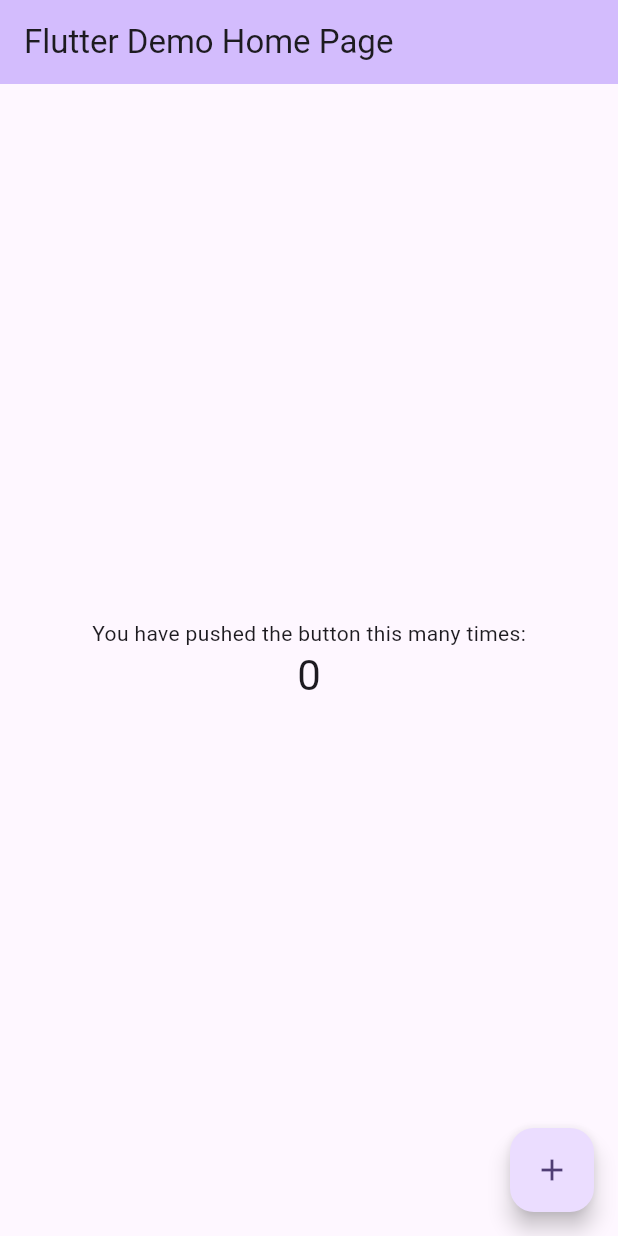
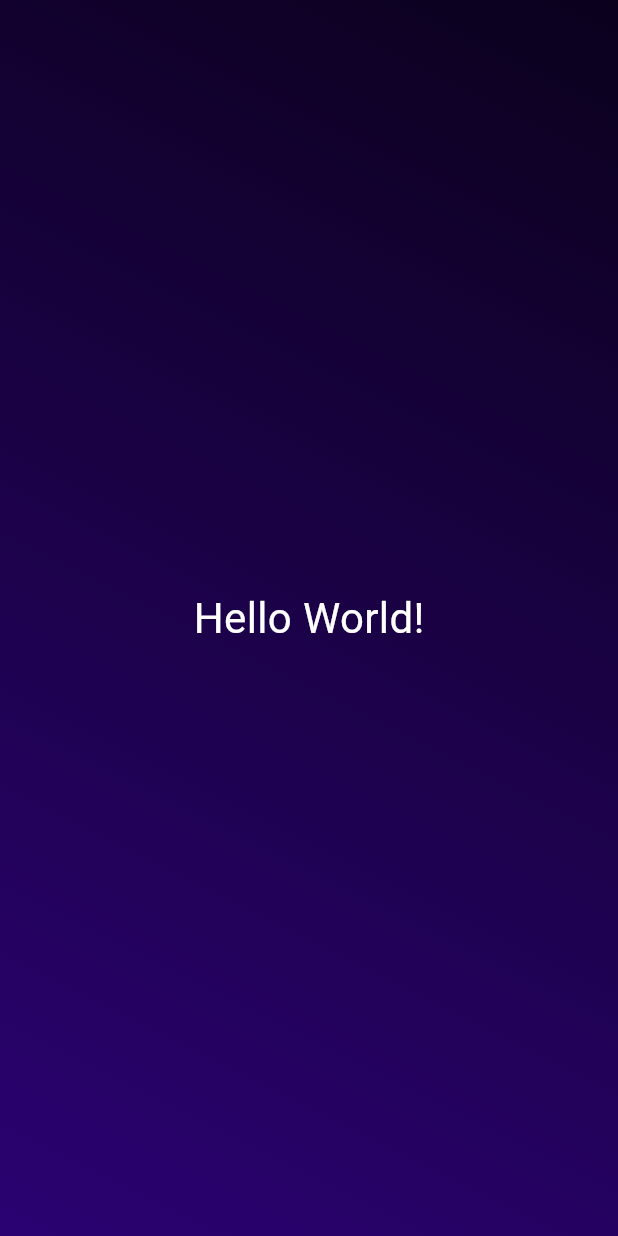
Before and after one commit to VijaySingh8650/flutter-learning, a Flutter app: the screen it shows after launch, on a phone screen of 412 x 824 dp. Run offline on Flutter 3.47's test engine with Material 3 defaults, Android fonts, the phone set to English and light mode, and no system bars.

Commit message:
custom-widgets-and-file-seperation

```diff
--- /dev/null
+++ b/first_app/lib/custom-widgets/gradient_container.dart
@@ -0,0 +1,32 @@
+import 'package:first_app/custom-widgets/text_container.dart';
+import 'package:flutter/material.dart'; //runApp function comes from here
+
+
+Alignment? startAlignment; //it can be of type Alignment or null
+var endAlignment = Alignment.bottomLeft;
+
+//custom widgets
+class GradientContainer extends StatelessWidget {
+  const GradientContainer({super.key}); //for public constructor, key is needed
+
+  @override //annotation
+  Widget build(context){
+    startAlignment = Alignment.topRight;
+
+    return Container(
+      decoration:  BoxDecoration(
+        gradient: LinearGradient(
+          colors: const [
+            Color.fromARGB(255, 11, 1, 29),
+            Color.fromARGB(255, 43, 2, 114)
+          ],
+          begin: startAlignment ?? Alignment.topRight,
+          end: endAlignment,
+        ),
+      ),
+      child: const Center(
+        child: TextContainer(),
+      ),
+    );
+  }
+}
--- /dev/null
+++ b/first_app/lib/custom-widgets/text_container.dart
@@ -0,0 +1,19 @@
+
+import 'package:flutter/material.dart';
+
+class TextContainer extends StatelessWidget {
+  const TextContainer({super.key});
+
+  @override
+
+  Widget build(context) {
+
+    return const Text("Hello World!",
+      style: TextStyle(
+        color: Colors.white,
+        fontSize: 28,
+      )
+    );
+
+  }
+}
--- a/first_app/lib/main.dart
+++ b/first_app/lib/main.dart
@@ -1,125 +1,15 @@
-import 'package:flutter/material.dart';
+import 'package:flutter/material.dart'; //runApp function comes from here
+import 'package:first_app/custom-widgets/gradient_container.dart';
+
 
 void main() {
-  runApp(const MyApp());
+  //custom function / defining a function
+  runApp(
+    const MaterialApp(
+      home: Scaffold(
+        body: GradientContainer()
+      ),
+    ),
+  ); //calling a function - It needs a widget(building blocks like button, text and many more)
+  // MaterialApp widget given by flutter
 }
-
-class MyApp extends StatelessWidget {
-  const MyApp({super.key});
-
-  // This widget is the root of your application.
-  @override
-  Widget build(BuildContext context) {
-    return MaterialApp(
-      title: 'Flutter Demo',
-      theme: ThemeData(
-        // This is the theme of your application.
-        //
-        // TRY THIS: Try running your application with "flutter run". You'll see
-        // the application has a purple toolbar. Then, without quitting the app,
-        // try changing the seedColor in the colorScheme below to Colors.green
-        // and then invoke "hot reload" (save your changes or press the "hot
-        // reload" button in a Flutter-supported IDE, or press "r" if you used
-        // the command line to start the app).
-        //
-        // Notice that the counter didn't reset back to zero; the application
-        // state is not lost during the reload. To reset the state, use hot
-        // restart instead.
-        //
-        // This works for code too, not just values: Most code changes can be
-        // tested with just a hot reload.
-        colorScheme: ColorScheme.fromSeed(seedColor: Colors.deepPurple),
-        useMaterial3: true,
-      ),
-      home: const MyHomePage(title: 'Flutter Demo Home Page'),
-    );
-  }
-}
-
-class MyHomePage extends StatefulWidget {
-  const MyHomePage({super.key, required this.title});
-
-  // This widget is the home page of your application. It is stateful, meaning
-  // that it has a State object (defined below) that contains fields that affect
-  // how it looks.
-
-  // This class is the configuration for the state. It holds the values (in this
-  // case the title) provided by the parent (in this case the App widget) and
-  // used by the build method of the State. Fields in a Widget subclass are
-  // always marked "final".
-
-  final String title;
-
-  @override
-  State<MyHomePage> createState() => _MyHomePageState();
-}
-
-class _MyHomePageState extends State<MyHomePage> {
-  int _counter = 0;
-
-  void _incrementCounter() {
-    setState(() {
-      // This call to setState tells the Flutter framework that something has
-      // changed in this State, which causes it to rerun the build method below
-      // so that the display can reflect the updated values. If we changed
-      // _counter without calling setState(), then the build method would not be
-      // called again, and so nothing would appear to happen.
-      _counter++;
-    });
-  }
-
-  @override
-  Widget build(BuildContext context) {
-    // This method is rerun every time setState is called, for instance as done
-    // by the _incrementCounter method above.
-    //
-    // The Flutter framework has been optimized to make rerunning build methods
-    // fast, so that you can just rebuild anything that needs updating rather
-    // than having to individually change instances of widgets.
-    return Scaffold(
-      appBar: AppBar(
-        // TRY THIS: Try changing the color here to a specific color (to
-        // Colors.amber, perhaps?) and trigger a hot reload to see the AppBar
-        // change color while the other colors stay the same.
-        backgroundColor: Theme.of(context).colorScheme.inversePrimary,
-        // Here we take the value from the MyHomePage object that was created by
-        // the App.build method, and use it to set our appbar title.
-        title: Text(widget.title),
-      ),
-      body: Center(
-        // Center is a layout widget. It takes a single child and positions it
-        // in the middle of the parent.
-        child: Column(
-          // Column is also a layout widget. It takes a list of children and
-          // arranges them vertically. By default, it sizes itself to fit its
-          // children horizontally, and tries to be as tall as its parent.
-          //
-          // Column has various properties to control how it sizes itself and
-          // how it positions its children. Here we use mainAxisAlignment to
-          // center the children vertically; the main axis here is the vertical
-          // axis because Columns are vertical (the cross axis would be
-          // horizontal).
-          //
-          // TRY THIS: Invoke "debug painting" (choose the "Toggle Debug Paint"
-          // action in the IDE, or press "p" in the console), to see the
-          // wireframe for each widget.
-          mainAxisAlignment: MainAxisAlignment.center,
-          children: <Widget>[
-            const Text(
-              'You have pushed the button this many times:',
-            ),
-            Text(
-              '$_counter',
-              style: Theme.of(context).textTheme.headlineMedium,
-            ),
-          ],
-        ),
-      ),
-      floatingActionButton: FloatingActionButton(
-        onPressed: _incrementCounter,
-        tooltip: 'Increment',
-        child: const Icon(Icons.add),
-      ), // This trailing comma makes auto-formatting nicer for build methods.
-    );
-  }
-}
```
Also changed, not shown: 2 other files.
